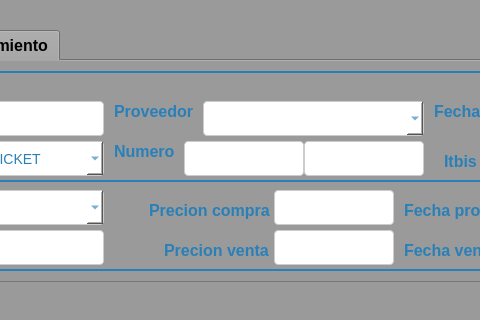
Above: Sistema de ventas/ui/FrmIngreso.ui from CodeDrTech/DevelopPython before the change; both pictures show x 168 to 648 and y 0 to 320 of the 858 by 561 pixel window. Below: the same form after it.
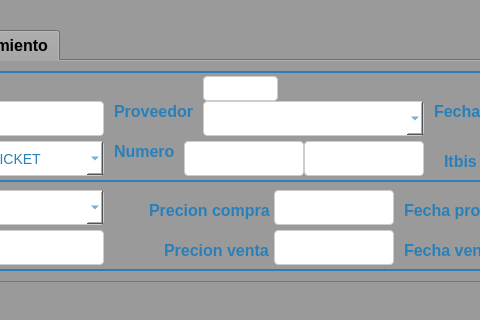
That is the form after the change. The open tabs and pages were chosen to show the change.

Diff of the .ui file:
```diff
--- a/Sistema de ventas/ui/FrmIngreso.ui
+++ b/Sistema de ventas/ui/FrmIngreso.ui
@@ -1828,6 +1828,86 @@
         <string>18</string>
        </property>
       </widget>
+      <widget class="QLineEdit" name="txtIdProveedor">
+       <property name="geometry">
+        <rect>
+         <x>349</x>
+         <y>5</y>
+         <width>75</width>
+         <height>25</height>
+        </rect>
+       </property>
+       <property name="styleSheet">
+        <string notr="true">QWidget {
+    background-color: #f2f2f2;
+}
+
+QPushButton {
+    background: qlineargradient(x1: 0, y1: 0, x2: 0, y2: 1,
+                                 stop: 0 #5DADE2, stop: 1 #2980b9);
+    color: #ffffff;
+    border: 1px solid #2980b9;
+    padding: 8px 16px;
+    border-radius: 4px;
+    font-size: 14px;
+}
+
+QPushButton:hover {
+    background: qlineargradient(x1: 0, y1: 0, x2: 0, y2: 1,
+                                 stop: 0 #4DA8DB, stop: 1 #2471a3);
+    border: 1px solid #2471a3;
+}
+
+QPushButton:pressed {
+    background: qlineargradient(x1: 0, y1: 0, x2: 0, y2: 1,
+                                 stop: 0 #3C89B4, stop: 1 #1f618d);
+    border: 1px solid #1f618d;
+}
+
+QLineEdit {
+    background-color: #ffffff;
+    border: 1px solid #cccccc;
+    padding: 6px;
+    border-radius: 4px;
+    font-size: 14px;
+}
+
+QLineEdit:hover {
+    border: 1px solid #3498db;
+}
+
+QLineEdit:focus {
+    border: 1px solid #3498db;
+    outline: none;
+}
+
+QWidget {
+    background-color: #f2f2f2;
+}
+
+QLabel {
+    color: #2980b9;
+    font-size: 16px;
+    font-weight: bold;
+}
+
+QLineEdit {
+    background-color: #ffffff;
+    border: 1px solid #cccccc;
+    padding: 6px;
+    border-radius: 4px;
+    font-size: 14px;
+    color: #2980b9;
+}
+
+QLineEdit::placeholder {
+    color: #2980b9;
+    font-weight: bold;
+}
+
+</string>
+       </property>
+      </widget>
      </widget>
     </widget>
    </widget>
```
